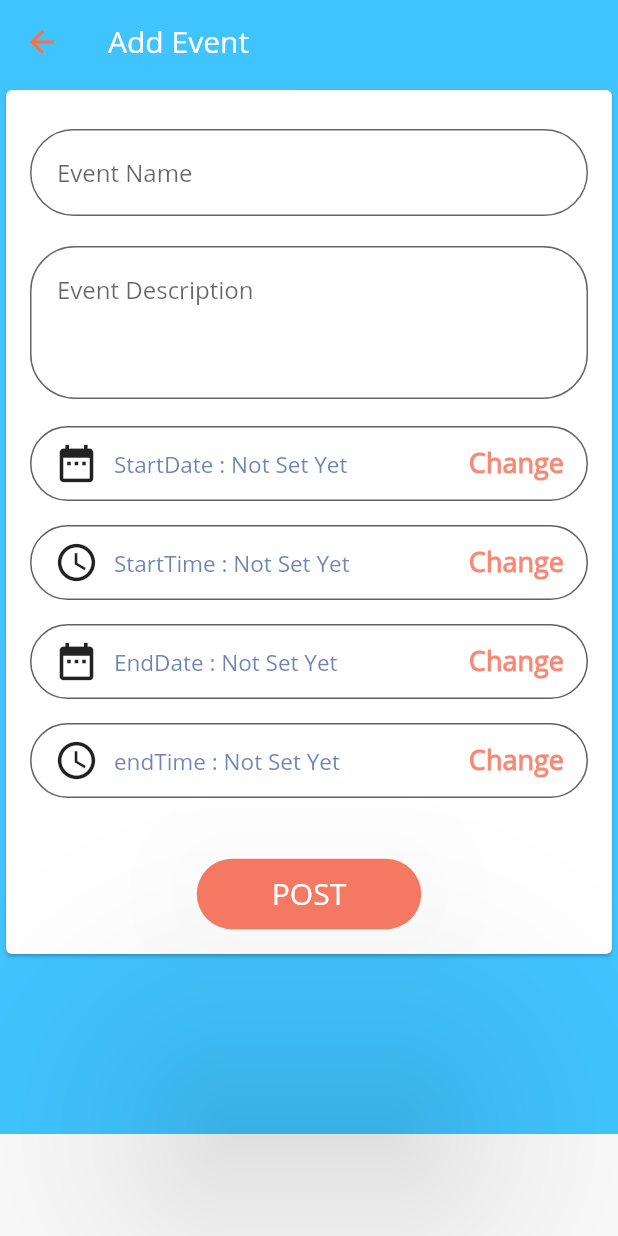
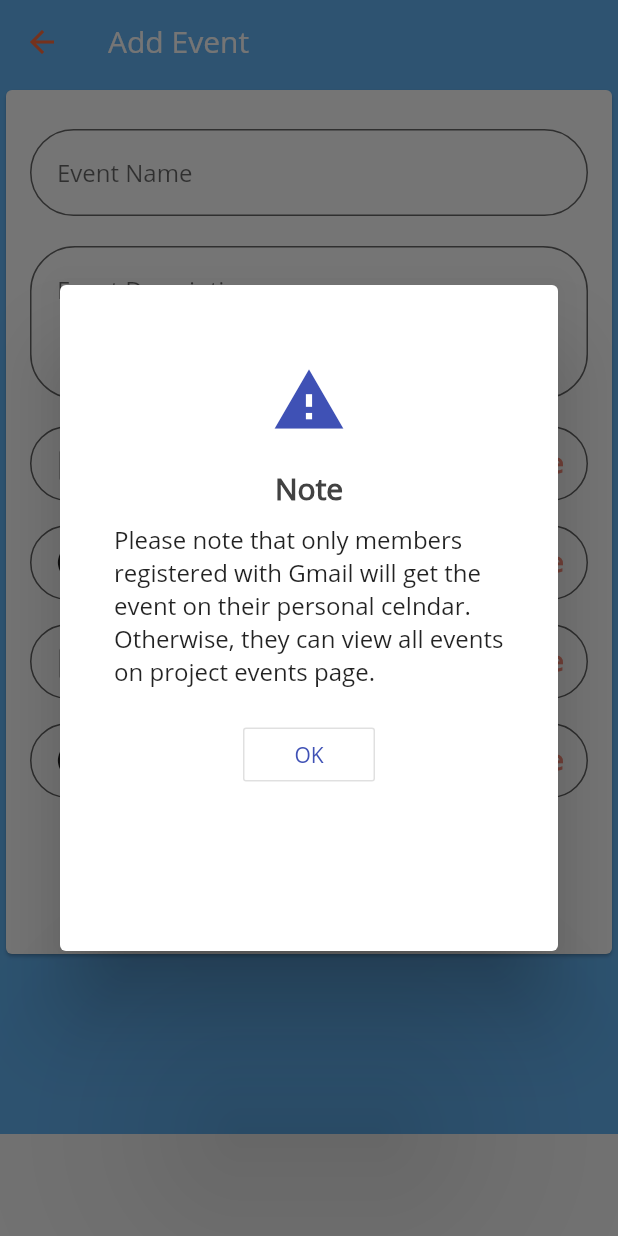
Before and after one commit to CocodeApp/co-code, a Flutter app: the AddEventFormPage screen opened directly with empty values, on a phone screen of 412 x 824 dp. Run offline on Flutter 3.47's test engine with Material 2 defaults, Android fonts, the phone set to English and light mode, and no system bars; our stand-ins replace cloud_firestore, convex_bottom_bar, dots_indicator, firebase_auth, firebase_core, flutter_bloc and 7 more; missing offline and left inert: adobe_xd, flutter_form_bloc, form_bloc, googleapis, kf_drawer, slimy_card and 1 more; accounts and stored records are empty; statements that could not run were skipped.

Commit message:
added supervisor message

```diff
--- a/cocode/lib/features/addEvents/addEventForm.dart
+++ b/cocode/lib/features/addEvents/addEventForm.dart
@@ -49,7 +49,6 @@ class _State extends State<AddEventFormPage> {
     deadline = null;
     starttime = null;
     endtime = null;
-
     _dateErorrmsg.value = "";
   }
 
@@ -57,14 +56,17 @@ class _State extends State<AddEventFormPage> {
       ValueNotifier<List<String>>([]);
   TextEditingController eCtrl = new TextEditingController();
   // TextEditingController membersCtrl = new TextEditingController();
+
   @override
   Widget build(BuildContext context) {
     setState(() {});
 
     final _formKey = GlobalKey<FormState>();
+    Future.delayed(Duration.zero, () => showAlert(context));
+
     return Scaffold(
       appBar: AppBar(
-        backgroundColor: Colors.lightBlueAccent,
+        backgroundColor: Colors.blue[300],
         leading: BackButton(
           color: Colors.deepOrangeAccent,
         ),
@@ -76,7 +78,7 @@ class _State extends State<AddEventFormPage> {
       ),
       body: new Container(
         height: 700.0,
-        decoration: new BoxDecoration(color: Colors.lightBlueAccent),
+        decoration: new BoxDecoration(color: Colors.blue[300]),
         child: Form(
           key: _formKey,
           child: SingleChildScrollView(
@@ -147,25 +149,25 @@ class _State extends State<AddEventFormPage> {
                           ),
                         ),
                         //startdate
-                        new mydatepicker("StartDate", (DateTime start) {
+                        new mydatepicker("Start Date", (DateTime start) {
                           setState(() {
                             startdate = start;
                           });
                         }),
 
-                        new mytimepicker("StartTime", (DateTime start) {
+                        new mytimepicker("Start Time", (DateTime start) {
                           setState(() {
                             starttime = start;
                           });
                         }),
                         //deadline
-                        new mydatepicker("EndDate", (DateTime dead) {
+                        new mydatepicker("End Date", (DateTime dead) {
                           setState(() {
                             deadline = dead;
                           });
                         }),
 
-                        new mytimepicker("endTime", (DateTime end) {
+                        new mytimepicker("End Time", (DateTime end) {
                           setState(() {
                             endtime = end;
                           });
@@ -185,7 +187,23 @@ class _State extends State<AddEventFormPage> {
                         ),
 
                         //post button
-                        postbutton(
+
+                        RawMaterialButton(
+                          shape: const StadiumBorder(),
+                          elevation: 80.0,
+                          fillColor: const Color(0xfff57862),
+                          splashColor: const Color(0xff2980b9),
+                          child: Padding(
+                            padding: const EdgeInsets.symmetric(
+                              vertical: 10.0,
+                              horizontal: 50.0,
+                            ),
+                            child: Text(
+                              "Add",
+                              style: TextStyle(
+                                  color: Colors.white, fontSize: 20.0),
+                            ),
+                          ),
                           onPressed: () async {
                             //                         DocumentReference project = FirebaseFirestore
                             //                             .instance
@@ -201,14 +219,26 @@ class _State extends State<AddEventFormPage> {
                             // project to the projects collections
 
                             print("id is  " + widget.id);
-                            if (startdate != null && deadline != null) {
+                            if (startdate != null &&
+                                deadline != null &&
+                                starttime != null &&
+                                endtime != null) {
                               if (startdate.isAfter(deadline))
                                 _dateErorrmsg.value =
-                                    "startdate must not be after deadline";
-                              else
+                                    "start date must not be after deadline!";
+                              else if (startdate.difference(deadline).inDays ==
+                                      0 &&
+                                  starttime.isAfter(endtime))
+                                _dateErorrmsg.value =
+                                    "start date must not be after deadline!";
+                              else {
                                 _dateErorrmsg.value = "";
+                              }
                             } else {
-                              if (startdate == null || deadline == null) {
+                              if (startdate == null ||
+                                  deadline == null ||
+                                  starttime == null ||
+                                  endtime == null) {
                                 _dateErorrmsg.value =
                                     "Date and time can't be empty";
                                 print("-------");
@@ -219,6 +249,7 @@ class _State extends State<AddEventFormPage> {
                                 _dateErorrmsg.value == "") {
                               //setting attributes
 
+                              print("pressed");
                               //1- event name
                               String event_name = eventname;
 
@@ -234,7 +265,6 @@ class _State extends State<AddEventFormPage> {
                                   starttime.minute);
 
                               //4- end date
-
                               DateTime end_date = DateTime(
                                   deadline.year,
                                   deadline.month,
@@ -286,8 +316,8 @@ class _State extends State<AddEventFormPage> {
                                       print("Failed to add event: $error"));
 
                               var res = await addEvent(event_name, start_date,
-                                  end_date, members_emails);
-
+                                      end_date, members_emails)
+                                  .then((res) {
                                 if (res) {
                                   Fluttertoast.showToast(
                                       msg: "Event added Successfully",
@@ -307,6 +337,8 @@ class _State extends State<AddEventFormPage> {
                                       textColor: Colors.white,
                                       fontSize: 16.0);
                                 }
+                              });
+
                               setState(() {});
 
                               setState(() {});
@@ -328,4 +360,48 @@ class _State extends State<AddEventFormPage> {
       ),
     );
   }
+
+  void showAlert(BuildContext context) {
+    showDialog(
+      context: context,
+      builder: (context) => AlertDialog(
+          content: Container(
+              width: 300,
+              height: 400,
+              padding: EdgeInsets.all(12.0),
+              child: Center(
+                  child: Column(children: <Widget>[
+                SizedBox(height: 20),
+                Icon(
+                  Icons.warning,
+                  color: Colors.indigo,
+                  size: 50.0,
+                ),
+                SizedBox(height: 20),
+                Center(
+                    child: Text("Note",
+                        style: TextStyle(
+                            color: Colors.grey[800],
+                            fontWeight: FontWeight.bold,
+                            fontSize: 20))),
+                SizedBox(height: 10),
+                Center(
+                    child: Text(
+                        "Please note that only members registered with Gmail will get the event on their personal celndar. Otherwise, they can view all events on project events page.")),
+                SizedBox(height: 20),
+                WillPopScope(
+                    onWillPop: () async => false,
+                    child: Container(
+                        child: Center(
+                            child: Column(children: <Widget>[
+                      OutlineButton(
+                        textColor: Colors.indigo,
+                        highlightedBorderColor: Colors.black.withOpacity(0.12),
+                        onPressed: Navigator.of(context).pop,
+                        child: Text("OK"),
+                      ),
+                    ]))))
+              ])))),
+    );
   }
+}
--- a/cocode/lib/features/homePage/homePageView.dart
+++ b/cocode/lib/features/homePage/homePageView.dart
@@ -96,12 +96,12 @@ class _homePageViewState extends State<homePageView> {
           },
         ),
         decoration: BoxDecoration(
-            // gradient: LinearGradient(
-            //   begin: Alignment.topLeft,
-            //   end: Alignment.bottomRight,
-            //   colors: [Color.fromRGBO(42, 71, 147, 1.0), Colors.black],
-            // ),
-            ),
+          gradient: LinearGradient(
+            begin: Alignment.topLeft,
+            end: Alignment.bottomRight,
+            colors: [Color.fromRGBO(42, 71, 147, 1.0), Colors.black],
+          ),
+        ),
       ),
     );
   }
--- a/cocode/lib/services/agenda_datepicker.dart
+++ b/cocode/lib/services/agenda_datepicker.dart
@@ -48,7 +48,7 @@ class _datepickerstate extends State<mydatepicker> {
                       DateTime.now().minute),
                   maxTime: DateTime(DateTime.now().year + 10, 12, 31),
                   onConfirm: (date) {
-                if (widget.lable.compareTo("EndDate") == 0) {
+                if (widget.lable.compareTo("End Date") == 0) {
                   print("if");
                   deadline = date;
                 } else {
--- a/cocode/lib/services/agenda_timepicker.dart
+++ b/cocode/lib/services/agenda_timepicker.dart
@@ -36,12 +36,14 @@ class _datepickerstate extends State<mytimepicker> {
                     style: BorderStyle.solid),
                 borderRadius: BorderRadius.circular(30.0)),
             onPressed: () {
-              DatePicker.showTimePicker(context,
+              DatePicker.showTimePicker(
+                context,
                 theme: DatePickerTheme(
                   containerHeight: 210.0,
                 ),
-                  showTitleActions: true, onConfirm: (date) {
-                if (widget.lable.compareTo("endTime") == 0) {
+                showTitleActions: true,
+                onConfirm: (date) {
+                  if (widget.lable.compareTo("End Time") == 0) {
                     endtime = date;
                   } else {
                     print("else");
@@ -51,7 +53,8 @@ class _datepickerstate extends State<mytimepicker> {
                   _date = '${date.hour}:${date.minute}';
 
                   setState(() {});
-              }, currentTime: DateTime.now(), locale: LocaleType.en);
+                }, //currentTime: DateTime.now(), locale: LocaleType.en
+              );
             },
             child: Container(
               alignment: Alignment.center,
```
Lines whose indentation alone changed are shown as unchanged.
